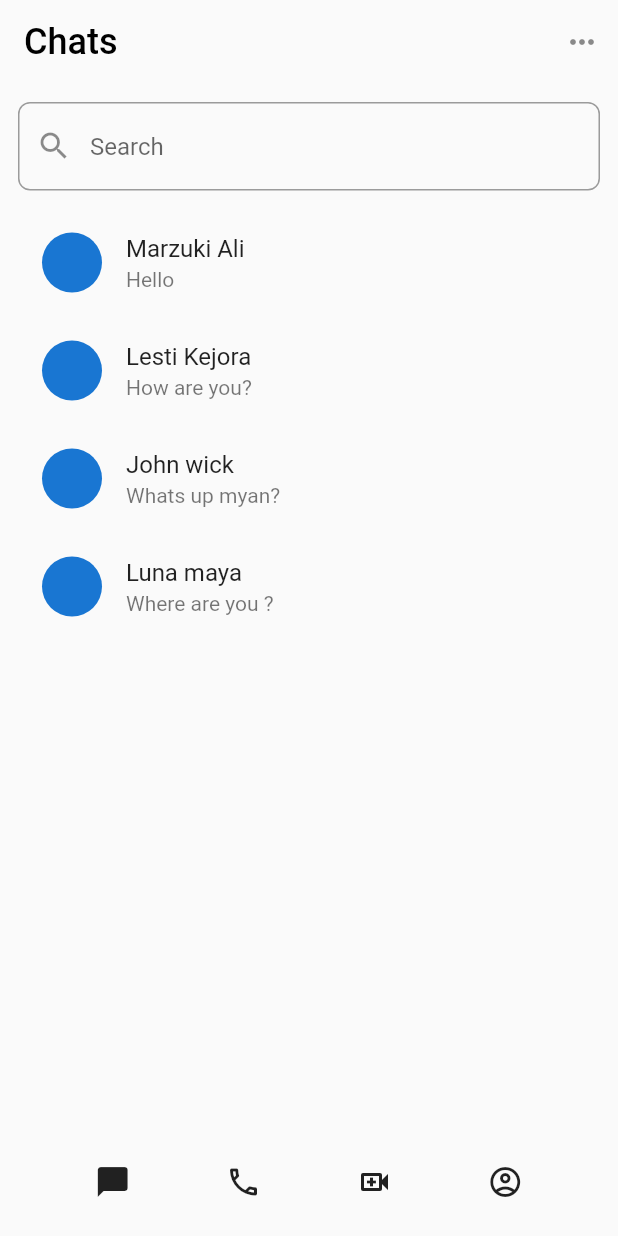
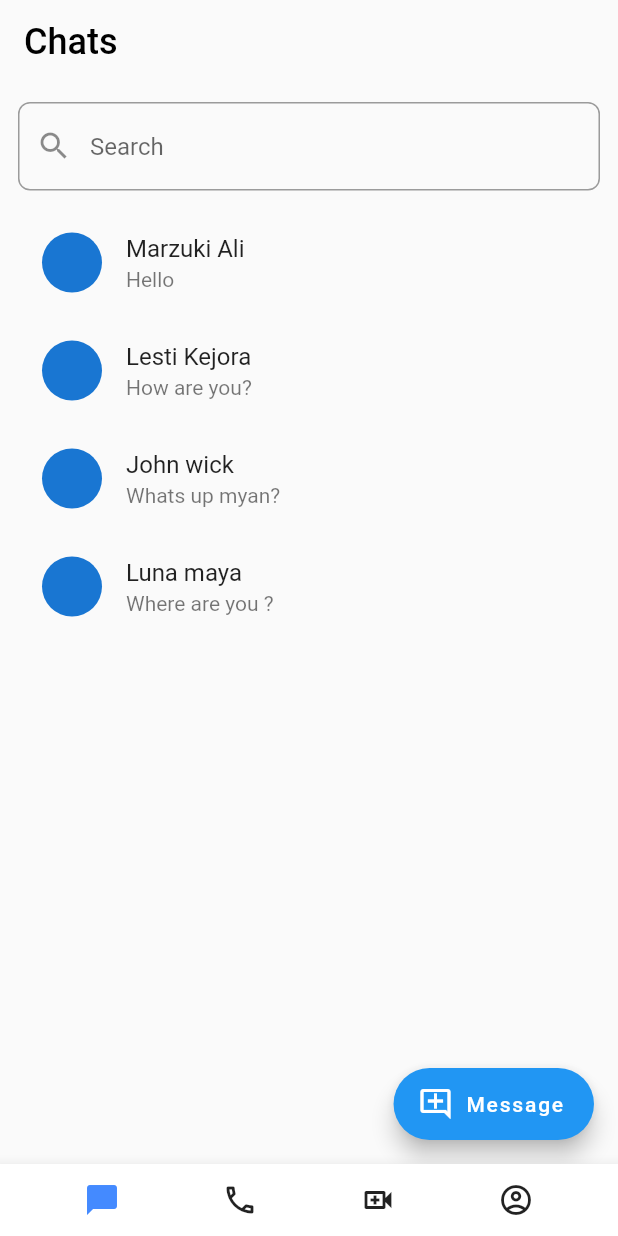
Before and after one commit to Saugat913/etalk, a Flutter app: the screen it shows after launch, on a phone screen of 412 x 824 dp. Run offline on Flutter 3.47's test engine with Material 2 defaults, Android fonts, the phone set to English and light mode, and no system bars.

Commit message:
add button navigation bar and other pages

```diff
--- a/lib/main.dart
+++ b/lib/main.dart
@@ -1,4 +1,4 @@
-import 'package:etalk/screens/chat_page.dart';
+import 'package:etalk/screens/index_page.dart';
 import 'package:flutter/material.dart';
 
 void main() {
@@ -7,10 +7,8 @@ void main() {
 
 class MyApp extends StatelessWidget {
   const MyApp({super.key});
-
-  // This widget is the root of your application.
   @override
   Widget build(BuildContext context) {
-    return MaterialApp(debugShowCheckedModeBanner: false, home: ChatPage());
+    return MaterialApp(debugShowCheckedModeBanner: false, home: IndexPage());
   }
 }
--- a/lib/screens/chat_page.dart
+++ b/lib/screens/chat_page.dart
@@ -26,14 +26,15 @@ class ChatPage extends StatelessWidget {
             "Chats",
             style: TextStyle(color: Colors.black, fontSize: 24),
           ),
-          actions: [
-            IconButton(
-                onPressed: () {},
-                icon: const Icon(
-                  Icons.more_horiz,
-                  color: Colors.black45,
-                ))
-          ],
+        ),
+        floatingActionButton: FloatingActionButton.extended(
+          label: Text("Message"),
+          onPressed: () {},
+          icon: Icon(Icons.add_comment_outlined),
+          // mini: true,
+          // shape: RoundedRectangleBorder(
+
+          //     borderRadius: BorderRadius.all(Radius.circular(12))),
         ),
         body: Container(
           padding: const EdgeInsets.all(12),
@@ -64,7 +65,7 @@ class ChatPage extends StatelessWidget {
                 );
               },
             )),
-            CustomButtomNavigationBar()
+            //CustomButtomNavigationBar()
           ]),
         ));
   }
--- /dev/null
+++ b/lib/screens/index_page.dart
@@ -0,0 +1,56 @@
+import 'package:etalk/screens/call_log_page.dart';
+import 'package:etalk/screens/chat_page.dart';
+import 'package:etalk/screens/profile_page.dart';
+import 'package:etalk/screens/video_call_log_page.dart';
+import 'package:etalk/widget/buttom_navigation_bar.dart';
+import 'package:flutter/material.dart';
+import 'package:flutter/src/widgets/framework.dart';
+import 'package:flutter/src/widgets/placeholder.dart';
+
+class IndexPage extends StatefulWidget {
+  const IndexPage({super.key});
+
+  @override
+  State<IndexPage> createState() => _IndexPageState();
+}
+
+class _IndexPageState extends State<IndexPage> {
+  final List<Widget> pages = [
+    ChatPage(),
+    CallLogPage(),
+    VideoCallLogPage(),
+    ProfilePage()
+  ];
+
+  final List<IconData> iconsDataLists = [
+    Icons.chat_bubble_rounded,
+    Icons.call_outlined,
+    Icons.video_call_outlined,
+    Icons.account_circle_outlined,
+  ];
+  int currentIndexPage = 0;
+  void onItemTapped(int index){
+    setState(() {
+      currentIndexPage=index;
+    });
+  }
+  @override
+  Widget build(BuildContext context) {
+    return Scaffold(
+      body: pages[currentIndexPage],
+
+      // floatingActionButtonLocation: FloatingActionButtonLocation.centerDocked,
+      // floatingActionButton: FloatingActionButton(onPressed:(){},child: Icon(Icons.add),mini: true,),
+      bottomNavigationBar: BottomAppBar(
+        // notchMargin: 5.0,
+        // shape: CircularNotchedRectangle(),
+        // color: Colors.black,
+        child:CustomButtomNavigationBar(
+        iconsDataLists: iconsDataLists,
+        currentIndexPage: currentIndexPage,
+        pages: pages,
+        onPressed: onItemTapped,
+      ),)
+    );
+  }
+}
--- a/lib/widget/buttom_navigation_bar.dart
+++ b/lib/widget/buttom_navigation_bar.dart
@@ -1,25 +1,34 @@
 import 'package:flutter/material.dart';
 
 class CustomButtomNavigationBar extends StatelessWidget {
-  CustomButtomNavigationBar({super.key});
-
-  final List<Icon> iconsLists = [
-    const Icon(
-      Icons.chat_bubble_rounded,
-    ),
-    const Icon(Icons.call_outlined),
-    const Icon(Icons.video_call_outlined),
-    const Icon(Icons.account_circle_outlined),
-  ];
+  CustomButtomNavigationBar(
+      {super.key,
+      required this.iconsDataLists,
+      required this.currentIndexPage,
+      required this.pages,
+      this.onSelectColor,required this.onPressed});
+  final int currentIndexPage;
+  final List<IconData> iconsDataLists;
+  final List<Widget> pages;
+  void Function(int index) onPressed;
+  Color? onSelectColor;
   @override
   Widget build(BuildContext context) {
     return Row(
       mainAxisAlignment: MainAxisAlignment.spaceEvenly,
       children: [
         ...List.generate(
-            iconsLists.length,
+            iconsDataLists.length,
             (index) => IconButton(
-                onPressed: () {}, icon: iconsLists.elementAt(index)))
+                onPressed: () {
+                     onPressed(index);
+                },
+                icon: Icon(
+                  iconsDataLists.elementAt(index),
+                  color: currentIndexPage == index
+                      ? onSelectColor ?? Colors.blueAccent
+                      :null,
+                )))
       ],
     );
   }
--- a/lib/widget/message_writer.dart
+++ b/lib/widget/message_writer.dart
@@ -14,7 +14,7 @@ class _MessageWriterState extends State<MessageWriter> {
     var screenWidth = MediaQuery.of(context).size.width;
     return Container(
       decoration: BoxDecoration(
-        borderRadius: BorderRadius.circular(9),
+        borderRadius: BorderRadius.circular(12),
         color: Colors.white,
       ),
       width: screenWidth,
```
Also changed, not shown: lib/screens/call_log_page.dart (added, +19 -0 lines), lib/screens/inbox_page.dart (+8 -2 lines), lib/screens/profile_page.dart (added, +21 -0 lines), lib/screens/video_call_log_page.dart (added, +20 -0 lines).
